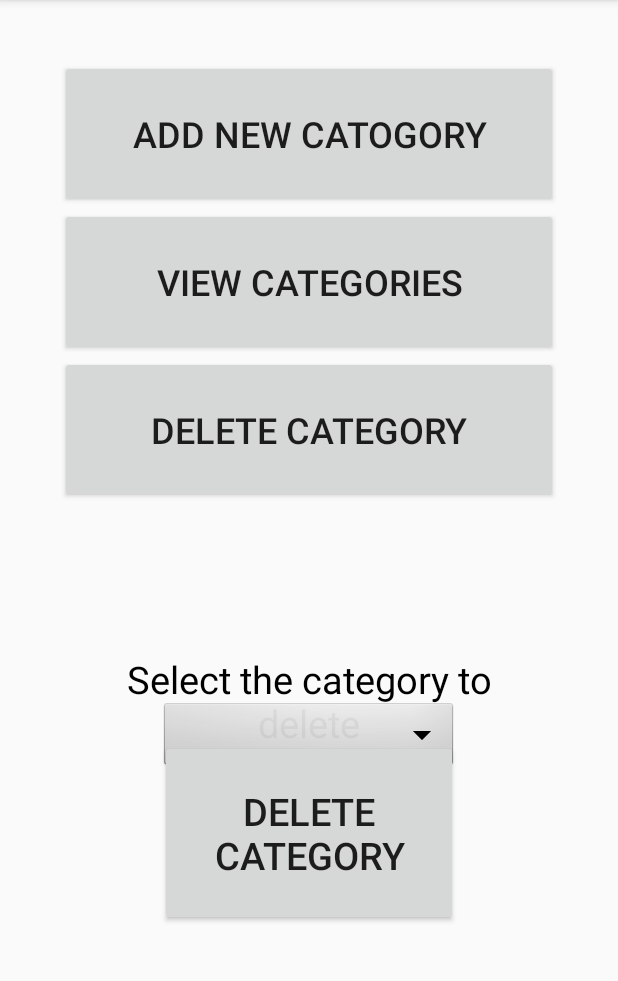
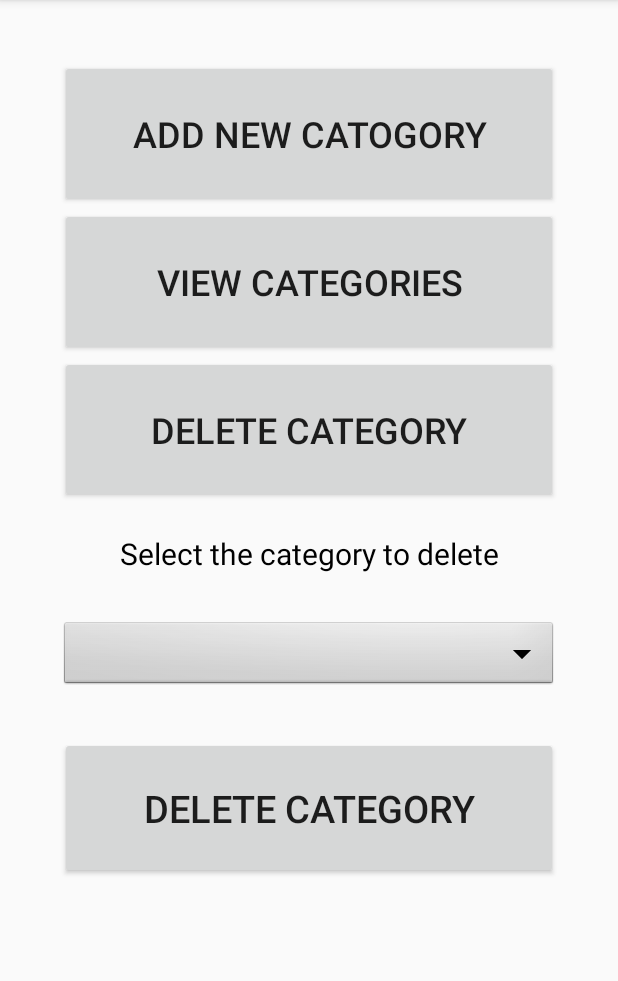
Before and after one commit to BrunoB98/Click_Order, an Android app: the fragment DeleteCategoryFragment placed in its activity, on a phone screen of 412 x 824 dp, the part 84-1065 px from its top. Run offline under Robolectric (Android 15) with nearby library versions, the phone set to English and light mode, and no system bars.

Commit message:
19/10 11:29

```diff
--- a/app/src/main/res/layout/fragment_delete_category.xml
+++ b/app/src/main/res/layout/fragment_delete_category.xml
@@ -6,97 +6,45 @@
     xmlns:app="http://schemas.android.com/apk/res-auto"
     tools:context=".ManageCateg.DeleteCategoryFragment">
 
-    <androidx.constraintlayout.widget.ConstraintLayout
+    <ScrollView
         android:layout_width="match_parent"
         android:layout_height="match_parent">
 
+        <LinearLayout
+            android:layout_width="match_parent"
+            android:layout_height="wrap_content"
+            android:orientation="vertical" >
 
             <TextView
                 android:id="@+id/category_selection"
-            android:layout_width="0dp"
+                android:layout_width="match_parent"
                 android:layout_height="wrap_content"
                 android:gravity="center"
                 android:text="Select the category to delete"
                 android:textColor="#000000"
-            android:textSize="25sp"
-            app:layout_constraintBottom_toBottomOf="parent"
-            app:layout_constraintEnd_toStartOf="@+id/guideline11"
-            app:layout_constraintHorizontal_bias="0.0"
-            app:layout_constraintStart_toStartOf="@+id/guideline10"
-            app:layout_constraintTop_toTopOf="@+id/guideline14"
-            app:layout_constraintVertical_bias="0.024" />
+                android:textSize="20sp" />
 
             <Spinner
                 android:id="@+id/prod_cat"
-            android:layout_width="0dp"
+                android:layout_width="match_parent"
                 android:layout_height="wrap_content"
+                android:layout_marginTop="30dp"
+
                 android:background="@android:drawable/btn_dropdown"
                 android:dropDownWidth="wrap_content"
-            android:spinnerMode="dropdown"
-            android:textSize="25sp"
-            app:layout_constraintBottom_toBottomOf="parent"
-            app:layout_constraintEnd_toStartOf="@+id/guideline13"
-            app:layout_constraintHorizontal_bias="1.0"
-            app:layout_constraintStart_toStartOf="@+id/guideline12"
-            app:layout_constraintTop_toTopOf="@+id/guideline14"
-            app:layout_constraintVertical_bias="0.147" />
-
-        <androidx.constraintlayout.widget.Guideline
-            android:id="@+id/guideline10"
-            android:layout_width="wrap_content"
-            android:layout_height="wrap_content"
-            android:orientation="vertical"
-            app:layout_constraintGuide_percent="0.1" />
-
-        <androidx.constraintlayout.widget.Guideline
-            android:id="@+id/guideline11"
-            android:layout_width="wrap_content"
-            android:layout_height="match_parent"
-            android:orientation="vertical"
-            app:layout_constraintGuide_percent="0.9" />
+                android:spinnerMode="dropdown" />
 
             <Button
                 android:id="@+id/delete_category_button"
-            android:layout_width="0dp"
+                android:layout_width="match_parent"
                 android:layout_height="wrap_content"
+                android:layout_marginTop="30dp"
+
                 android:paddingTop="30dp"
                 android:paddingBottom="30dp"
                 android:text="DELETE CATEGORY"
-            android:textSize="25sp"
-            app:layout_constraintBottom_toTopOf="@+id/guideline8"
-            app:layout_constraintEnd_toStartOf="@+id/guideline13"
-            app:layout_constraintHorizontal_bias="0.0"
-            app:layout_constraintStart_toStartOf="@+id/guideline12"
-            app:layout_constraintTop_toTopOf="parent"
-            app:layout_constraintVertical_bias="0.792" />
+                android:textSize="25sp" />
+        </LinearLayout>
+    </ScrollView>
 
-        <androidx.constraintlayout.widget.Guideline
-            android:id="@+id/guideline12"
-            android:layout_width="wrap_content"
-            android:layout_height="wrap_content"
-            android:orientation="vertical"
-            app:layout_constraintGuide_percent="0.2" />
-
-        <androidx.constraintlayout.widget.Guideline
-            android:id="@+id/guideline13"
-            android:layout_width="wrap_content"
-            android:layout_height="wrap_content"
-            android:orientation="vertical"
-            app:layout_constraintGuide_percent="0.8" />
-
-        <androidx.constraintlayout.widget.Guideline
-            android:id="@+id/guideline14"
-            android:layout_width="wrap_content"
-            android:layout_height="wrap_content"
-            android:orientation="horizontal"
-            app:layout_constraintGuide_percent="0.2" />
-
-        <androidx.constraintlayout.widget.Guideline
-            android:id="@+id/guideline8"
-            android:layout_width="wrap_content"
-            android:layout_height="wrap_content"
-            android:orientation="horizontal"
-            app:layout_constraintGuide_percent="0.8" />
-
-    </androidx.constraintlayout.widget.ConstraintLayout>
 </FrameLayout>
```
Also changed, not shown: app/src/main/res/layout/activity_manage_product.xml (+23 -6 lines), app/src/main/res/layout/activity_view_list.xml (+5 -13 lines), app/src/main/res/layout/fragment_view_category.xml (+12 -0 lines). Lines whose indentation alone changed are shown as unchanged.
